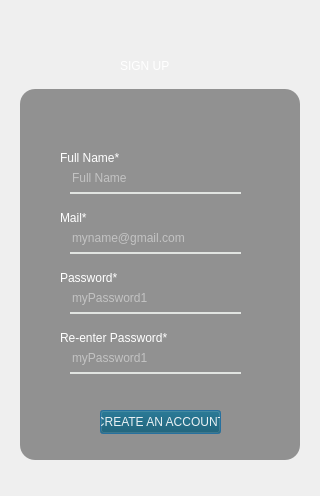
arylhazard/event_ease, file firstpage/signup.ui: the form before one commit.
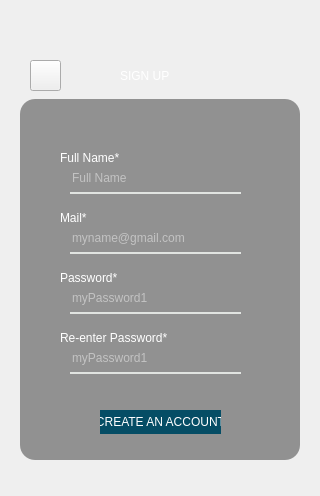
The form after the commit. Icons and pictures are not drawn.

Diff of the .ui file:
```diff
--- a/firstpage/signup.ui
+++ b/firstpage/signup.ui
@@ -46,9 +46,9 @@
     <property name="geometry">
      <rect>
       <x>40</x>
-      <y>79</y>
+      <y>89</y>
       <width>280</width>
-      <height>371</height>
+      <height>361</height>
      </rect>
     </property>
     <property name="styleSheet">
@@ -63,7 +63,7 @@
     <property name="geometry">
      <rect>
       <x>140</x>
-      <y>40</y>
+      <y>50</y>
       <width>91</width>
       <height>31</height>
      </rect>
@@ -88,13 +88,26 @@
       <height>24</height>
      </rect>
     </property>
+    <property name="cursor">
+     <cursorShape>PointingHandCursor</cursorShape>
+    </property>
+    <property name="autoFillBackground">
+     <bool>false</bool>
+    </property>
     <property name="styleSheet">
-     <string notr="true">background-color: rgba(5,77,101,0);
-font: 700 12pt &quot;Myriad Pro Cond&quot;;
+     <string notr="true">QPushButton
+{
+border: none;
+color: rgba(255,255,255,255);
+background-color: rgb(5, 77, 101);
+font : 700 12pt &quot;Myriad Pro Cond&quot;;
+}
 
-border-bottom: 2px solid rgba(225,228,225,255);
-color: rgba(255,255,255,230);
+QPushButton:Hover
+{
 
+	background-color: rgb(30, 104, 154);
+}
 </string>
     </property>
     <property name="text">
@@ -303,6 +316,31 @@
      <string>Re-enter Password*</string>
     </property>
    </widget>
+   <widget class="QPushButton" name="pushButton_back1">
+    <property name="geometry">
+     <rect>
+      <x>50</x>
+      <y>50</y>
+      <width>31</width>
+      <height>31</height>
+     </rect>
+    </property>
+    <property name="cursor">
+     <cursorShape>PointingHandCursor</cursorShape>
+    </property>
+    <property name="mouseTracking">
+     <bool>false</bool>
+    </property>
+    <property name="tabletTracking">
+     <bool>true</bool>
+    </property>
+    <property name="styleSheet">
+     <string notr="true">border-image: url(:/resource/img/backarrow.jpeg);</string>
+    </property>
+    <property name="text">
+     <string/>
+    </property>
+   </widget>
   </widget>
  </widget>
  <resources/>
```
Left out of the diff: 18 changed lines with no effect on the pictures.
